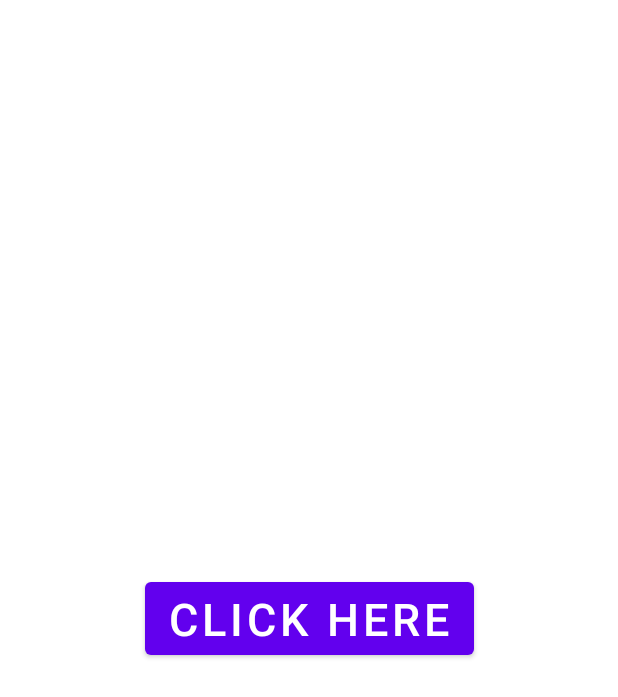
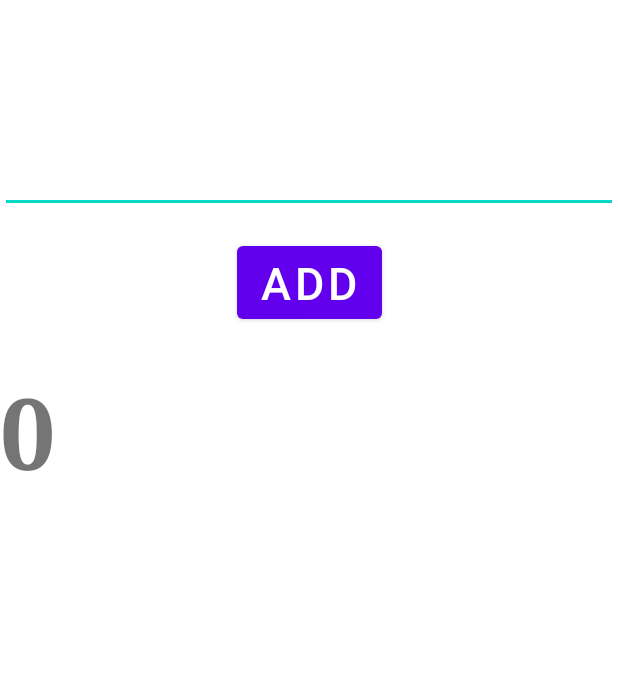
Before and after one commit to Rasil10/JetpackLibraryLearning, an Android app: the layout activity_main.xml on its own in the app's theme, with its tools: preview values and no code run, on a phone screen of 412 x 824 dp. Shown: the top 697 px of the screen. Run offline under Robolectric (Android 15) with nearby library versions, the phone set to English and light mode, and no system bars.

```diff
--- a/app/build.gradle
+++ b/app/build.gradle
@@ -38,6 +38,8 @@ android {
 
 dependencies {
     implementation 'androidx.lifecycle:lifecycle-viewmodel-ktx:2.5.0-alpha05'
+    implementation 'androidx.lifecycle:lifecycle-livedata-ktx:2.5.0-alpha05'
+
     implementation 'androidx.core:core-ktx:1.7.0'
     implementation 'androidx.appcompat:appcompat:1.4.1'
     implementation 'com.google.android.material:material:1.5.0'
@@ -45,4 +47,5 @@ dependencies {
     testImplementation 'junit:junit:4.13.2'
     androidTestImplementation 'androidx.test.ext:junit:1.1.3'
     androidTestImplementation 'androidx.test.espresso:espresso-core:3.4.0'
+
 }
--- a/app/src/main/res/layout/activity_main.xml
+++ b/app/src/main/res/layout/activity_main.xml
@@ -7,31 +7,41 @@
         android:layout_height="match_parent"
         tools:context=".MainActivity">
 
-        <TextView
-            android:id="@+id/count_text"
-            android:layout_width="wrap_content"
+        <EditText
+            android:id="@+id/numberET"
+            android:layout_width="0dp"
             android:layout_height="wrap_content"
             android:textSize="66sp"
             android:textStyle="bold"
             android:typeface="serif"
-            app:layout_constraintBottom_toBottomOf="parent"
+            android:layout_marginTop="32dp"
+            app:layout_constraintEnd_toEndOf="parent"
+            app:layout_constraintStart_toStartOf="parent"
+            app:layout_constraintTop_toTopOf="parent" />
+
+        <Button
+            android:id="@+id/addButton"
+            android:layout_width="wrap_content"
+            android:layout_height="wrap_content"
+            android:layout_marginTop="16dp"
+            android:text="Add"
+            android:textSize="30sp"
             app:layout_constraintEnd_toEndOf="parent"
             app:layout_constraintHorizontal_bias="0.5"
             app:layout_constraintStart_toStartOf="parent"
-            app:layout_constraintTop_toTopOf="parent"
-            app:layout_constraintVertical_bias="0.262" />
+            app:layout_constraintTop_toBottomOf="@+id/numberET" />
 
-        <Button
-            android:id="@+id/button"
-            android:layout_width="wrap_content"
+        <TextView
+            android:id="@+id/answerTV"
+            android:layout_width="0dp"
+            android:text="0"
             android:layout_height="wrap_content"
-            android:text="Click Here"
-            android:textSize="30sp"
-            app:layout_constraintBottom_toBottomOf="parent"
+            android:layout_marginTop="24dp"
+            android:textSize="66sp"
+            android:textStyle="bold"
+            android:typeface="serif"
             app:layout_constraintEnd_toEndOf="parent"
-            app:layout_constraintHorizontal_bias="0.5"
             app:layout_constraintStart_toStartOf="parent"
-            app:layout_constraintTop_toTopOf="parent" />
-
+            app:layout_constraintTop_toBottomOf="@+id/addButton" />
     </androidx.constraintlayout.widget.ConstraintLayout>
 </layout>
```
Also changed, not shown: app/src/main/java/com/rasil/viewmodel1/MainActivity.kt (+8 -3 lines), app/src/main/java/com/rasil/viewmodel1/MainActivityViewModel.kt (+7 -3 lines).
